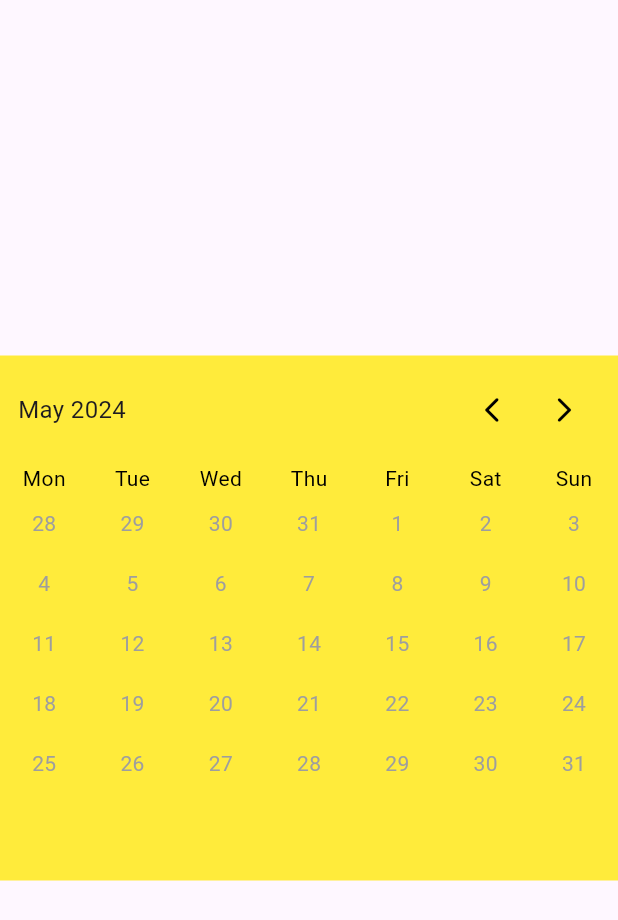
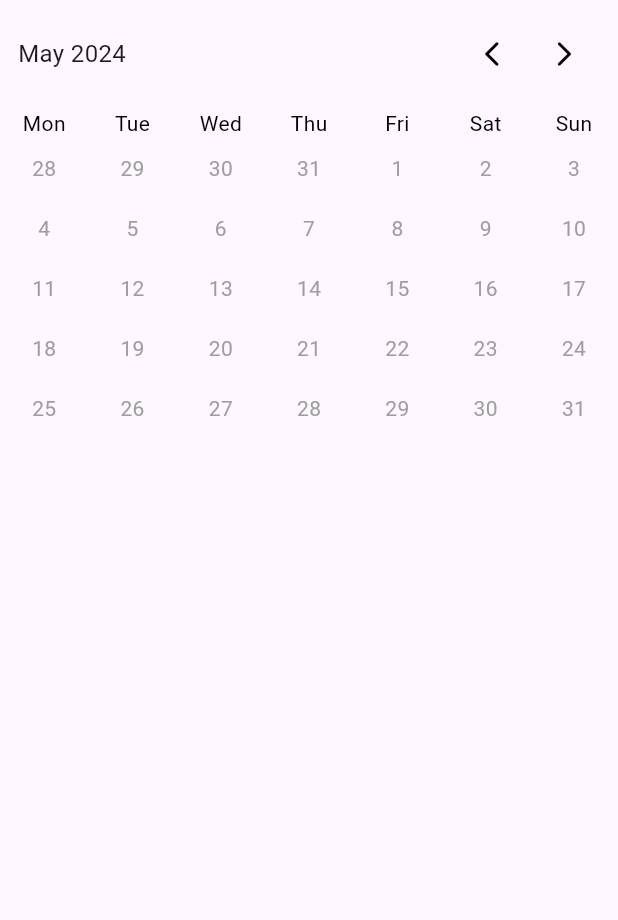
Before and after one commit to PannagaShetty/simple_table_calendar, a Flutter app: the screen it shows after launch, on a phone screen of 412 x 824 dp. Shown: the top 920 px of the screen. Run offline on Flutter 3.47's test engine with Material 3 defaults, Android fonts, the phone set to English and light mode, and no system bars.

Commit message:
updated example

```diff
--- a/example/lib/main.dart
+++ b/example/lib/main.dart
@@ -13,15 +13,11 @@ class MainApp extends StatelessWidget {
     return MaterialApp(
       home: Scaffold(
         body: Center(
-            child: Container(
-          color: Colors.yellow,
-          height: 350,
-          child: TableCalender(
-            firstDay: DateTime(2021, 1, 1),
-            lastDay: DateTime(2021, 12, 31),
-            selectedDay: DateTime(2021, 1, 1),
-            onDaySelected: (DateTime day) => print(day),
-          ),
+            child: TableCalender(
+          firstDay: DateTime(2021, 1, 1),
+          lastDay: DateTime(2021, 12, 31),
+          selectedDay: DateTime(2021, 1, 1),
+          onDaySelected: (DateTime day) => print(day),
         )),
       ),
     );
```
